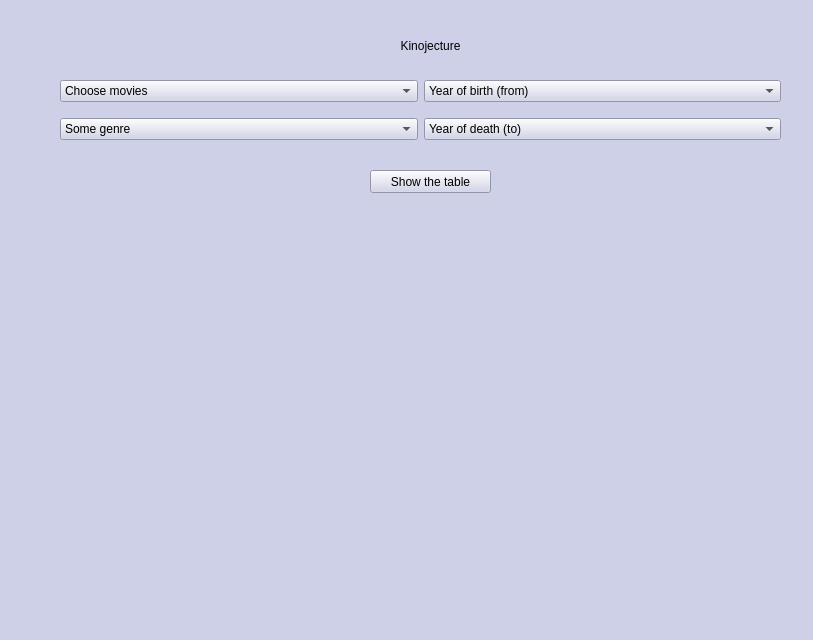
This is qt/base_window.ui in alexamarki/kinojecture-qt as Qt 5 draws it before an edit. The edited form follows.
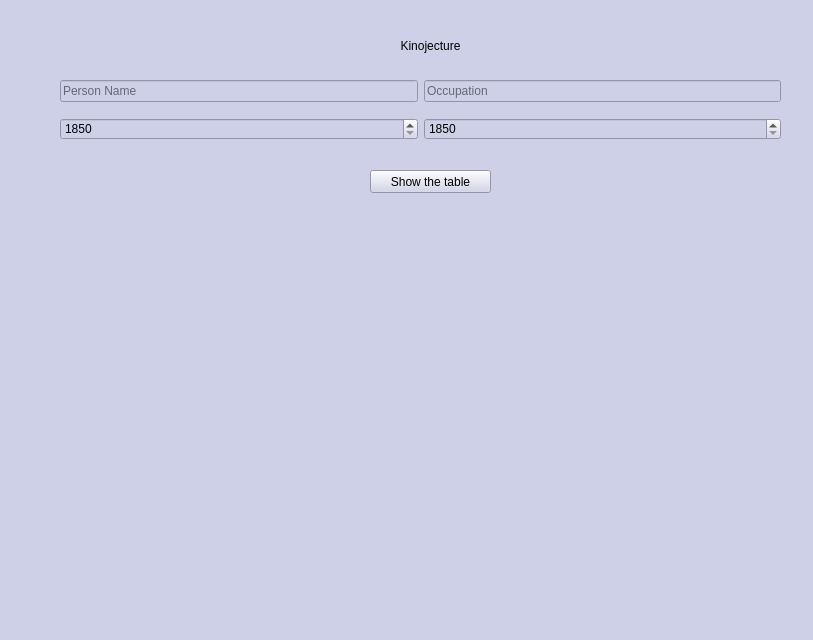
This is the edited form. The open tabs and pages were chosen to show the change. Custom widgets are drawn as their Qt base class.

Commit message: base_window

The edit to the form file:
```diff
--- a/qt/base_window.ui
+++ b/qt/base_window.ui
@@ -652,60 +652,38 @@
         </rect>
        </property>
        <layout class="QGridLayout" name="gridLayout">
-        <item row="2" column="0">
-         <widget class="QComboBox" name="choose_genre_d">
-          <item>
-           <property name="text">
-            <string>Some genre</string>
-           </property>
-          </item>
-          <item>
-           <property name="text">
-            <string>Other genre</string>
-           </property>
-          </item>
-         </widget>
-        </item>
         <item row="1" column="1">
-         <widget class="QComboBox" name="choose_byear_d">
-          <item>
-           <property name="text">
-            <string>Year of birth (from)</string>
-           </property>
-          </item>
-          <item>
-           <property name="text">
-            <string>Year1</string>
-           </property>
-          </item>
-         </widget>
-        </item>
-        <item row="2" column="1">
-         <widget class="QComboBox" name="choose_dyear_d">
-          <item>
-           <property name="text">
-            <string>Year of death (to)</string>
-           </property>
-          </item>
-          <item>
-           <property name="text">
-            <string>Year1</string>
-           </property>
-          </item>
+         <widget class="QLineEdit" name="choose_job">
+          <property name="placeholderText">
+           <string>Occupation</string>
+          </property>
          </widget>
         </item>
         <item row="1" column="0">
-         <widget class="QComboBox" name="choose_movies_d">
-          <item>
-           <property name="text">
-            <string>Choose movies</string>
-           </property>
-          </item>
-          <item>
-           <property name="text">
-            <string>actor1</string>
-           </property>
-          </item>
+         <widget class="QLineEdit" name="choose_name">
+          <property name="placeholderText">
+           <string>Person Name</string>
+          </property>
+         </widget>
+        </item>
+        <item row="2" column="0">
+         <widget class="QSpinBox" name="choose_year_after_3">
+          <property name="minimum">
+           <number>1850</number>
+          </property>
+          <property name="maximum">
+           <number>2100</number>
+          </property>
+         </widget>
+        </item>
+        <item row="2" column="1">
+         <widget class="QSpinBox" name="choose_year_before_2">
+          <property name="minimum">
+           <number>1850</number>
+          </property>
+          <property name="maximum">
+           <number>2100</number>
+          </property>
          </widget>
         </item>
        </layout>
```
Left out of the diff: 48 changed lines with no effect on the pictures. The commit also changes 1 other file.
